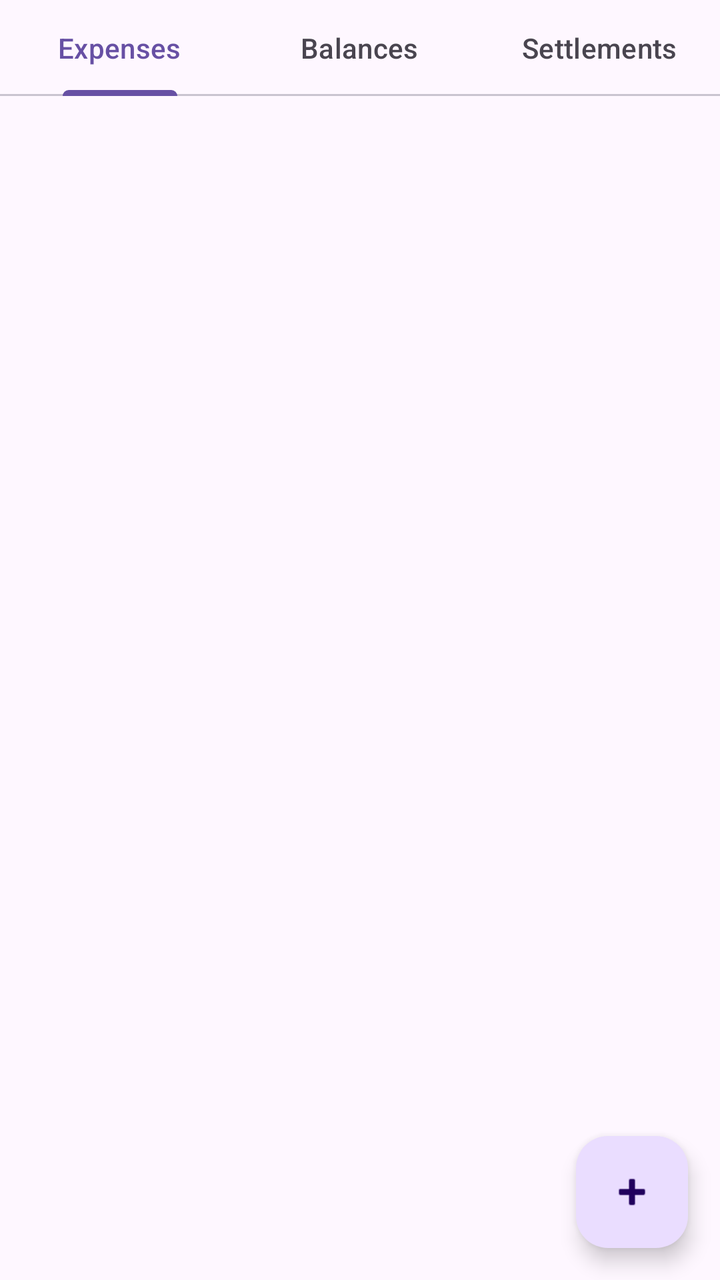
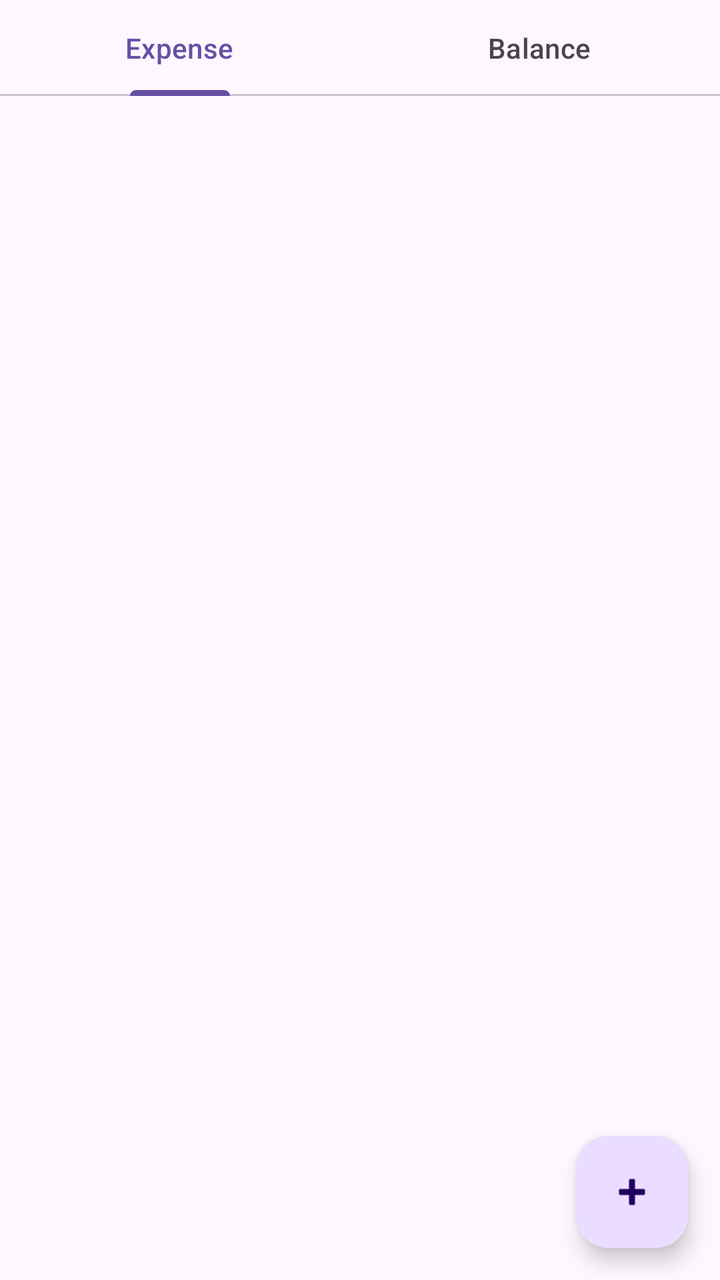

An Android layout rendered at two revisions. The XML below is the earlier revision; the diff shows what the commit changed to produce the second picture.
<!-- AndroidManifest.xml: application theme Theme.ExpenseSplitter -->
<!-- res/layout/activity_group_detail.xml -->
<?xml version="1.0" encoding="utf-8"?>
<LinearLayout xmlns:android="http://schemas.android.com/apk/res/android"
    android:orientation="vertical"
    android:layout_width="match_parent"
    android:layout_height="match_parent">

    <com.google.android.material.tabs.TabLayout
        android:id="@+id/tabLayout"
        android:layout_width="match_parent"
        android:layout_height="wrap_content">
        <com.google.android.material.tabs.TabItem android:text="Expenses"/>
        <com.google.android.material.tabs.TabItem android:text="Balances"/>
        <com.google.android.material.tabs.TabItem android:text="Settlements"/>
    </com.google.android.material.tabs.TabLayout>

    <androidx.recyclerview.widget.RecyclerView
        android:id="@+id/balanceRecyclerView"
        android:layout_width="match_parent"
        android:layout_height="0dp"
        android:layout_weight="1"/>

    <com.google.android.material.floatingactionbutton.FloatingActionButton
        android:id="@+id/fabAdd"
        android:layout_width="wrap_content"
        android:layout_height="wrap_content"
        android:layout_gravity="end|bottom"
        android:layout_margin="16dp"
        android:src="@android:drawable/ic_input_add"/>
</LinearLayout>
<!-- resources referenced by this layout -->
<resources>
  <style name="Theme.ExpenseSplitter" parent="Theme.Material3.DayNight.NoActionBar">
      </style>
</resources>

<!-- the commit's change to res/layout/activity_group_detail.xml (unified diff, before → after) -->
@@ -8,16 +8,16 @@
         android:id="@+id/tabLayout"
         android:layout_width="match_parent"
         android:layout_height="wrap_content">
-        <com.google.android.material.tabs.TabItem android:text="Expenses"/>
-        <com.google.android.material.tabs.TabItem android:text="Balances"/>
-        <com.google.android.material.tabs.TabItem android:text="Settlements"/>
+        <com.google.android.material.tabs.TabItem android:text="Expense"/>
+        <com.google.android.material.tabs.TabItem android:text="Balance"/>
     </com.google.android.material.tabs.TabLayout>
 
     <androidx.recyclerview.widget.RecyclerView
-        android:id="@+id/balanceRecyclerView"
+        android:id="@+id/recyclerView"
         android:layout_width="match_parent"
         android:layout_height="0dp"
-        android:layout_weight="1"/>
+        android:layout_weight="1"
+        android:padding="8dp"/>
 
     <com.google.android.material.floatingactionbutton.FloatingActionButton
         android:id="@+id/fabAdd"
